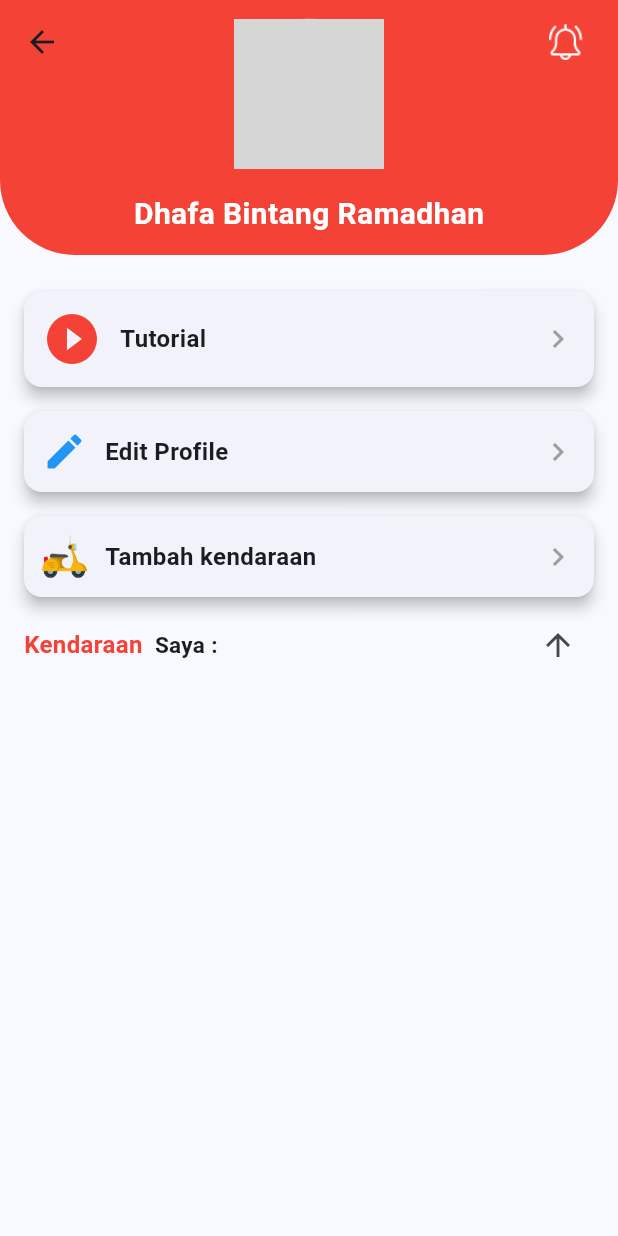
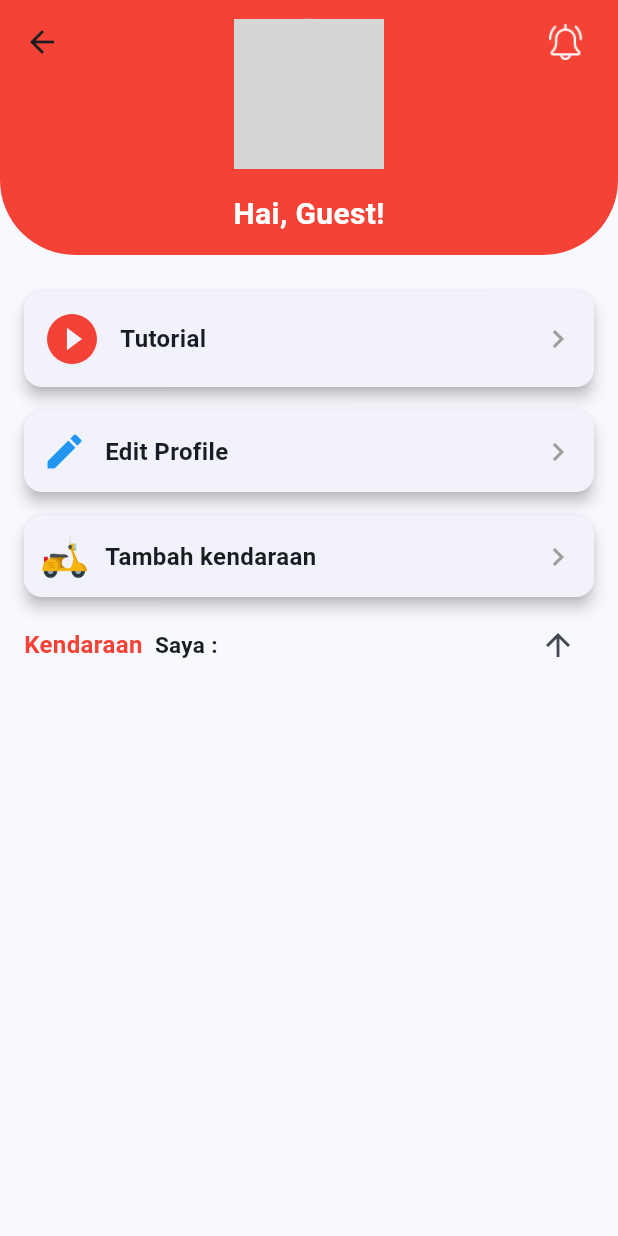
Before and after one commit to beoke/bengkel_flutter, a Flutter app: the UserProfileScreen screen opened directly, after a tap on the "arrow forward" icon, on a phone screen of 412 x 824 dp. Run offline on Flutter 3.47's test engine with Material 3 defaults, Android fonts, the phone set to English and light mode, and no system bars; our stand-ins replace shared_preferences; accounts and stored records are empty; grey boxes are pictures that could not be loaded.

Commit message:
nama ambil dari ktp

```diff
--- a/lib/profile/profile.dart
+++ b/lib/profile/profile.dart
@@ -4,6 +4,7 @@ import 'package:bengkel_flutter/profile/edit/editprofile.dart';
 import 'package:bengkel_flutter/profile/edit/editkendaraan.dart';
 import 'package:flutter/material.dart';
 import 'tutorial.dart';
+import 'package:shared_preferences/shared_preferences.dart';
 
 void main() {
   runApp(const User());
@@ -33,9 +34,24 @@ class UserProfileScreen extends StatefulWidget {
 }
 
 class _UserProfileScreenState extends State<UserProfileScreen> {
+  String namaPelanggan = 'Loading...'; // Nilai default sebelum data didapatkan
   bool _showinfokendaraan =
       true; // State untuk menampilkan/sembunyikan info kendaraan
-  bool _showTutorial = true; // state untuk menampilkan/sembunyikan tutorial
+  bool _showTutorial = true; // State untuk menampilkan/sembunyikan tutorial
+
+  @override
+  void initState() {
+    super.initState();
+    _getNamaPelanggan(); // Ambil nama pelanggan saat halaman dibuka
+  }
+
+  // Fungsi untuk mengambil nama pelanggan dari SharedPreferences
+  Future<void> _getNamaPelanggan() async {
+    final prefs = await SharedPreferences.getInstance();
+    setState(() {
+      namaPelanggan = prefs.getString('nama_pelanggan') ?? 'Guest';
+    });
+  }
 
   @override
   Widget build(BuildContext context) {
@@ -63,8 +79,8 @@ class _UserProfileScreenState extends State<UserProfileScreen> {
                     backgroundImage: AssetImage('assets/user_placeholder.png'),
                   ),
                   const SizedBox(height: 16),
-                  const Text(
-                    'Dhafa Bintang Ramadhan',
+                 Text(
+                    'Hai, $namaPelanggan!',
                     style: TextStyle(
                       fontSize: 20,
                       fontWeight: FontWeight.bold,
--- a/pubspec.yaml
+++ b/pubspec.yaml
@@ -41,6 +41,7 @@ dependencies:
 
   # Package animate_do untuk animasi
   animate_do: ^3.0.2
+  shared_preferences: ^2.5.2
 
 dev_dependencies:
   flutter_test:
```
Also changed, not shown: lib/login_regis/login.dart (+10 -6 lines), pubspec.lock, 1 other file.
